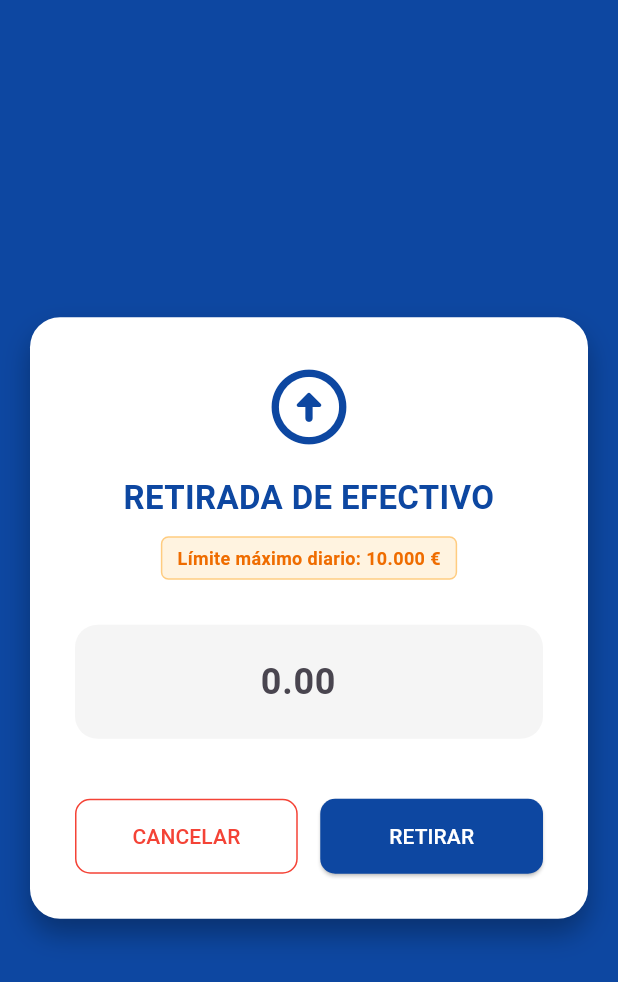
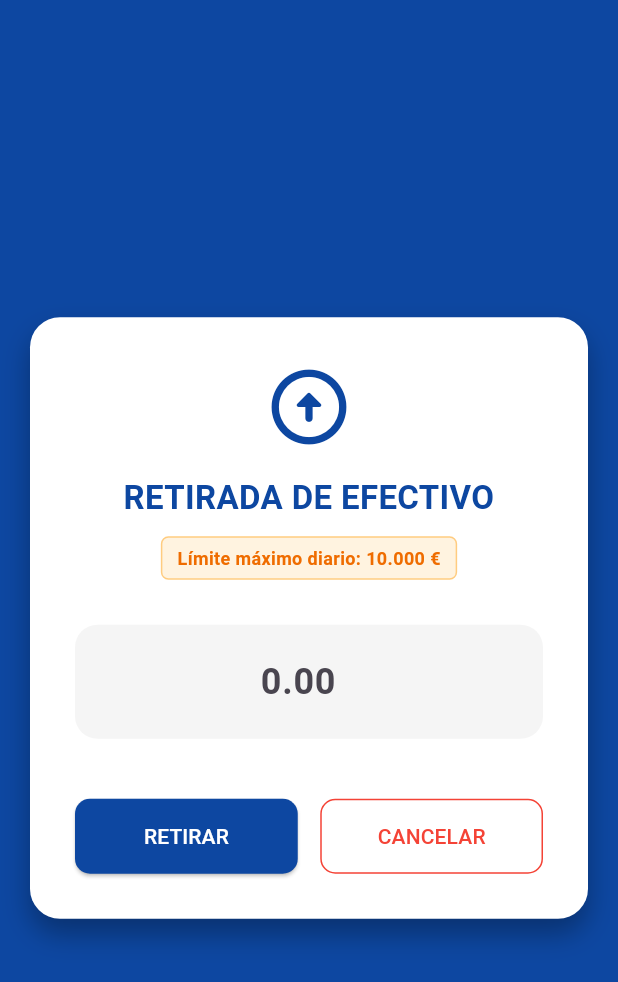
Before and after one commit to lalvcas255/bankApp, a Flutter app: the WithdrawPage screen opened directly with empty values, on a phone screen of 412 x 824 dp. Shown: the top 982 px of the screen. Run offline on Flutter 3.47's test engine with Material 3 defaults, Android fonts, the phone set to English and light mode, and no system bars; our stand-ins replace sqflite, sqflite_common_ffi; accounts and stored records are empty.

Commit message:
Botones Intercambio Posición

```diff
--- a/lib/screens/withdraw_page.dart
+++ b/lib/screens/withdraw_page.dart
@@ -106,7 +106,25 @@ class _WithdrawPageState extends State<WithdrawPage> {
                   /// Botones
                   Row(
                     children: [
-                      // Botón VOLVER (CANCELAR)
+                      // 1. Botón RETIRAR
+                      Expanded(
+                        child: ElevatedButton(
+                          style: ElevatedButton.styleFrom(
+                            backgroundColor: bankPrimaryColor,
+                            foregroundColor: Colors.white,
+                            padding: const EdgeInsets.symmetric(vertical: 15),
+                            shape: RoundedRectangleBorder(borderRadius: BorderRadius.circular(10)),
+                          ),
+                          onPressed: isProcessing ? null : withdrawMoney,
+                          child: isProcessing
+                              ? const SizedBox(width: 20, height: 20, child: CircularProgressIndicator(strokeWidth: 2, color: Colors.white))
+                              : const Text("RETIRAR"),
+                        ),
+                      ),
+
+                      const SizedBox(width: 15),
+
+                      // 2. Botón CANCELAR
                       Expanded(
                         child: OutlinedButton(
                           style: OutlinedButton.styleFrom(
@@ -119,23 +137,6 @@ class _WithdrawPageState extends State<WithdrawPage> {
                             Navigator.pop(context);
                           },
                           child: const Text("CANCELAR"),
-                        ),
-                      ),
-                      const SizedBox(width: 15),
-
-                      // Botón RETIRAR
-                      Expanded(
-                        child: ElevatedButton(
-                          style: ElevatedButton.styleFrom(
-                            backgroundColor: bankPrimaryColor,
-                            foregroundColor: Colors.white,
-                            padding: const EdgeInsets.symmetric(vertical: 15),
-                            shape: RoundedRectangleBorder(borderRadius: BorderRadius.circular(10)),
-                          ),
-                          onPressed: isProcessing ? null : withdrawMoney,
-                          child: isProcessing
-                              ? const SizedBox(width: 20, height: 20, child: CircularProgressIndicator(strokeWidth: 2, color: Colors.white))
-                              : const Text("RETIRAR"),
                         ),
                       ),
                     ],
```
Also changed, not shown: lib/screens/deposit_page.dart (+18 -17 lines), lib/screens/pin_change_page.dart (+18 -19 lines).
